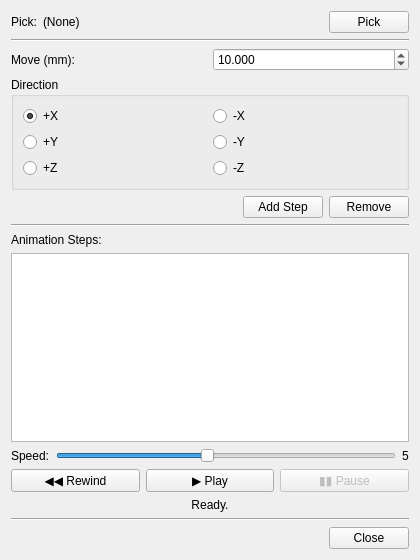
The window that src/ui/widget_animation.ui (bezierC0/Qt_OCC) describes before a commit, drawn with Qt 5.
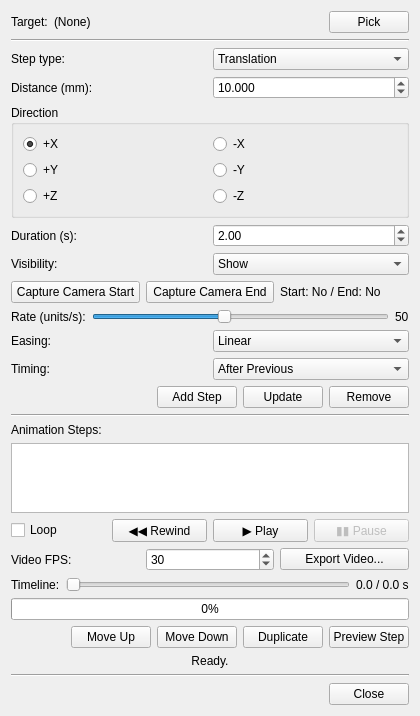
The same window after the commit.

Commit message:
feat : animation enhance
1. translation, rotation, visibility, camera
2. parallel actions
3. Independent
4. Add, Update, Delete, Copy, Sort, and Step-by-Step Preview of Actions
5. timeline drag, pause, playback, and loop
6. Add Show and hide
7. Fixed BUG

What changed in the file:
```diff
--- a/src/ui/widget_animation.ui
+++ b/src/ui/widget_animation.ui
@@ -21,7 +21,7 @@
      <item>
       <widget class="QLabel" name="labelPickTitle">
        <property name="text">
-        <string>Pick:</string>
+        <string>Target:</string>
        </property>
       </widget>
      </item>
@@ -71,12 +71,31 @@
    </item>
 
    <!-- Move distance -->
+   <item>
+    <layout class="QHBoxLayout" name="layoutStepType">
+     <item>
+      <widget class="QLabel" name="labelStepType">
+       <property name="text"><string>Step type:</string></property>
+      </widget>
+     </item>
+     <item>
+      <widget class="QComboBox" name="comboBoxStepType">
+       <item><property name="text"><string>Translation</string></property></item>
+       <item><property name="text"><string>Rotation</string></property></item>
+       <item><property name="text"><string>Visibility</string></property></item>
+       <item><property name="text"><string>Camera</string></property></item>
+      </widget>
+     </item>
+    </layout>
+   </item>
+
+   <!-- Step amount -->
    <item>
     <layout class="QHBoxLayout" name="layoutDist">
      <item>
       <widget class="QLabel" name="labelMove">
        <property name="text">
-        <string>Move (mm):</string>
+        <string>Distance (mm):</string>
        </property>
       </widget>
      </item>
@@ -158,6 +177,115 @@
     </widget>
    </item>
 
+   <item>
+    <layout class="QHBoxLayout" name="layoutDuration">
+     <item><widget class="QLabel" name="labelDuration"><property name="text"><string>Duration (s):</string></property></widget></item>
+     <item>
+      <widget class="QDoubleSpinBox" name="spinBoxDuration">
+       <property name="minimum"><double>0.1</double></property>
+       <property name="maximum"><double>3600.0</double></property>
+       <property name="singleStep"><double>0.1</double></property>
+       <property name="value"><double>2.0</double></property>
+      </widget>
+     </item>
+    </layout>
+   </item>
+
+   <item>
+    <layout class="QHBoxLayout" name="layoutVisibility">
+     <item><widget class="QLabel" name="labelVisibility"><property name="text"><string>Visibility:</string></property></widget></item>
+     <item>
+      <widget class="QComboBox" name="comboBoxVisibility">
+       <item><property name="text"><string>Show</string></property></item>
+       <item><property name="text"><string>Hide</string></property></item>
+      </widget>
+     </item>
+    </layout>
+   </item>
+
+   <item>
+    <layout class="QHBoxLayout" name="layoutCameraCapture">
+     <item><widget class="QPushButton" name="pushButtonCameraStart"><property name="text"><string>Capture Camera Start</string></property></widget></item>
+     <item><widget class="QPushButton" name="pushButtonCameraEnd"><property name="text"><string>Capture Camera End</string></property></widget></item>
+     <item><widget class="QLabel" name="labelCameraCapture"><property name="text"><string>Start: No / End: No</string></property></widget></item>
+    </layout>
+   </item>
+
+   <!-- Per-step rate -->
+   <item>
+    <layout class="QHBoxLayout" name="layoutSpeed">
+     <item>
+      <widget class="QLabel" name="labelSpeed">
+       <property name="text">
+        <string>Rate (units/s):</string>
+       </property>
+      </widget>
+     </item>
+     <item>
+      <widget class="QSlider" name="sliderSpeed">
+       <property name="minimum">
+        <number>1</number>
+       </property>
+       <property name="maximum">
+        <number>10</number>
+       </property>
+       <property name="value">
+        <number>5</number>
+       </property>
+       <property name="orientation">
+        <enum>Qt::Horizontal</enum>
+       </property>
+      </widget>
+     </item>
+     <item>
+      <widget class="QLabel" name="labelSpeedValue">
+       <property name="text">
+        <string>50</string>
+       </property>
+       <property name="minimumWidth">
+        <number>20</number>
+       </property>
+      </widget>
+     </item>
+    </layout>
+   </item>
+
+   <!-- Per-step easing -->
+   <item>
+    <layout class="QHBoxLayout" name="layoutEasing">
+     <item>
+      <widget class="QLabel" name="labelEasing">
+       <property name="text"><string>Easing:</string></property>
+      </widget>
+     </item>
+     <item>
+      <widget class="QComboBox" name="comboBoxEasing">
+       <item><property name="text"><string>Linear</string></property></item>
+       <item><property name="text"><string>Ease In</string></property></item>
+       <item><property name="text"><string>Ease Out</string></property></item>
+       <item><property name="text"><string>Ease In/Out</string></property></item>
+      </widget>
+     </item>
+    </layout>
+   </item>
+
+   <!-- Add button -->
+   <item>
+    <layout class="QHBoxLayout" name="layoutTiming">
+     <item>
+      <widget class="QLabel" name="labelTiming">
+       <property name="text"><string>Timing:</string></property>
+      </widget>
+     </item>
+     <item>
+      <widget class="QComboBox" name="comboBoxTiming">
+       <item><property name="text"><string>After Previous</string></property></item>
+       <item><property name="text"><string>With Previous (Parallel)</string></property></item>
+      </widget>
+     </item>
+    </layout>
+   </item>
+
    <!-- Add button -->
    <item>
     <layout class="QHBoxLayout" name="layoutAdd">
@@ -181,6 +309,13 @@
        </property>
       </widget>
      </item>
+     <item>
+      <widget class="QPushButton" name="pushButtonUpdate">
+       <property name="text">
+        <string>Update</string>
+       </property>
+      </widget>
+     </item>
      <item>
       <widget class="QPushButton" name="pushButtonRemove">
        <property name="text">
@@ -219,48 +354,14 @@
     </widget>
    </item>
 
-   <!-- Speed control -->
-   <item>
-    <layout class="QHBoxLayout" name="layoutSpeed">
-     <item>
-      <widget class="QLabel" name="labelSpeed">
-       <property name="text">
-        <string>Speed:</string>
-       </property>
-      </widget>
-     </item>
-     <item>
-      <widget class="QSlider" name="sliderSpeed">
-       <property name="minimum">
-        <number>1</number>
-       </property>
-       <property name="maximum">
-        <number>10</number>
-       </property>
-       <property name="value">
-        <number>5</number>
-       </property>
-       <property name="orientation">
-        <enum>Qt::Horizontal</enum>
-       </property>
-      </widget>
-     </item>
-     <item>
-      <widget class="QLabel" name="labelSpeedValue">
-       <property name="text">
-        <string>5</string>
-       </property>
-       <property name="minimumWidth">
-        <number>20</number>
-       </property>
-      </widget>
-     </item>
-    </layout>
-   </item>
-
    <!-- Playback buttons -->
    <item>
     <layout class="QHBoxLayout" name="layoutPlayback">
+     <item>
+      <widget class="QCheckBox" name="checkBoxLoop">
+       <property name="text"><string>Loop</string></property>
+      </widget>
+     </item>
      <item>
       <widget class="QPushButton" name="pushButtonRewind">
        <property name="text">
@@ -289,6 +390,88 @@
    </item>
 
    <!-- Progress / status -->
+   <item>
+    <layout class="QHBoxLayout" name="layoutVideoExport">
+     <item><widget class="QLabel" name="labelVideoFps"><property name="text"><string>Video FPS:</string></property></widget></item>
+     <item>
+      <widget class="QSpinBox" name="spinBoxVideoFps">
+       <property name="minimum"><number>10</number></property>
+       <property name="maximum"><number>120</number></property>
+       <property name="value"><number>30</number></property>
+      </widget>
+     </item>
+     <item><widget class="QPushButton" name="pushButtonExportVideo"><property name="text"><string>Export Video...</string></property></widget></item>
+    </layout>
+   </item>
+
+   <!-- Progress / status -->
+   <item>
+    <layout class="QHBoxLayout" name="layoutTimeline">
+     <item>
+      <widget class="QLabel" name="labelTimeline">
+       <property name="text"><string>Timeline:</string></property>
+      </widget>
+     </item>
+     <item>
+      <widget class="QSlider" name="sliderTimeline">
+       <property name="minimum"><number>0</number></property>
+       <property name="maximum"><number>1000</number></property>
+       <property name="value"><number>0</number></property>
+       <property name="orientation"><enum>Qt::Horizontal</enum></property>
+      </widget>
+     </item>
+     <item>
+      <widget class="QLabel" name="labelTimelineValue">
+       <property name="text"><string>0.0 / 0.0 s</string></property>
+       <property name="minimumWidth"><number>85</number></property>
+      </widget>
+     </item>
+    </layout>
+   </item>
+   <item>
+    <widget class="QProgressBar" name="progressBar">
+     <property name="value">
+      <number>0</number>
+     </property>
+     <property name="textVisible">
+      <bool>true</bool>
+     </property>
+    </widget>
+   </item>
+   <item>
+    <layout class="QHBoxLayout" name="layoutStepOrder">
+     <item>
+      <spacer name="spacerStepOrder">
+       <property name="orientation">
+        <enum>Qt::Horizontal</enum>
+       </property>
+       <property name="sizeHint" stdset="0">
+        <size><width>40</width><height>20</height></size>
+       </property>
+      </spacer>
+     </item>
+     <item>
+      <widget class="QPushButton" name="pushButtonUp">
+       <property name="text"><string>Move Up</string></property>
+      </widget>
+     </item>
+     <item>
+     <widget class="QPushButton" name="pushButtonDown">
+       <property name="text"><string>Move Down</string></property>
+     </widget>
+    </item>
+     <item>
+      <widget class="QPushButton" name="pushButtonDuplicate">
+       <property name="text"><string>Duplicate</string></property>
+      </widget>
+     </item>
+     <item>
+      <widget class="QPushButton" name="pushButtonPreview">
+       <property name="text"><string>Preview Step</string></property>
+      </widget>
+     </item>
+    </layout>
+   </item>
    <item>
     <widget class="QLabel" name="labelStatus">
      <property name="text">
```
The commit also changes 6 other files.
